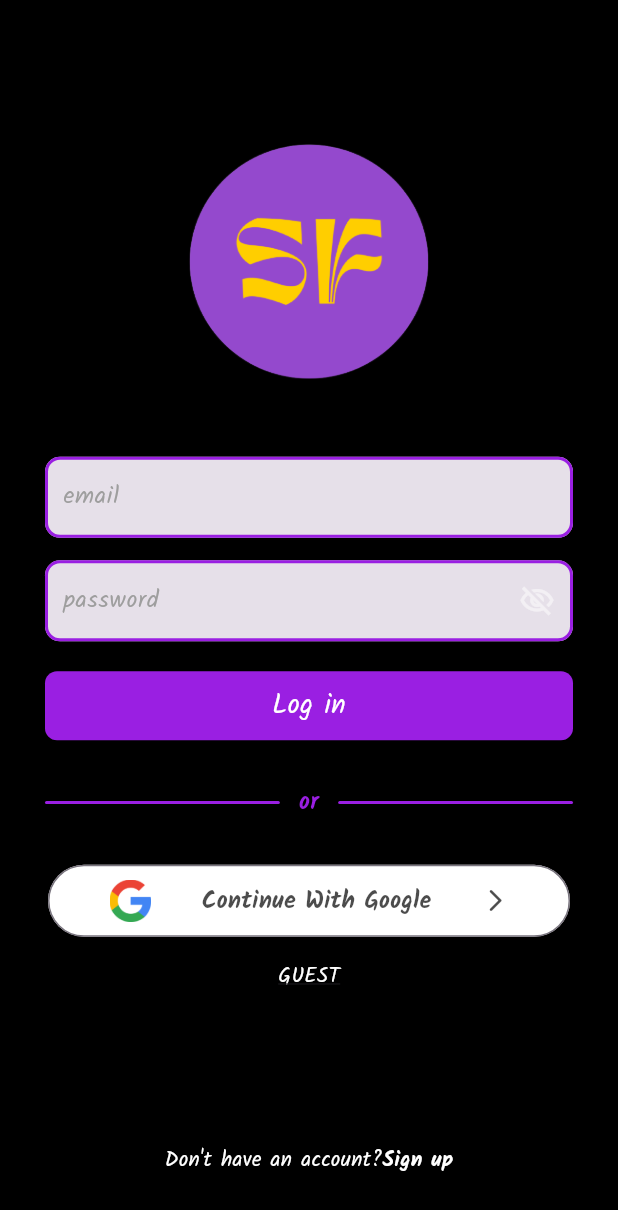
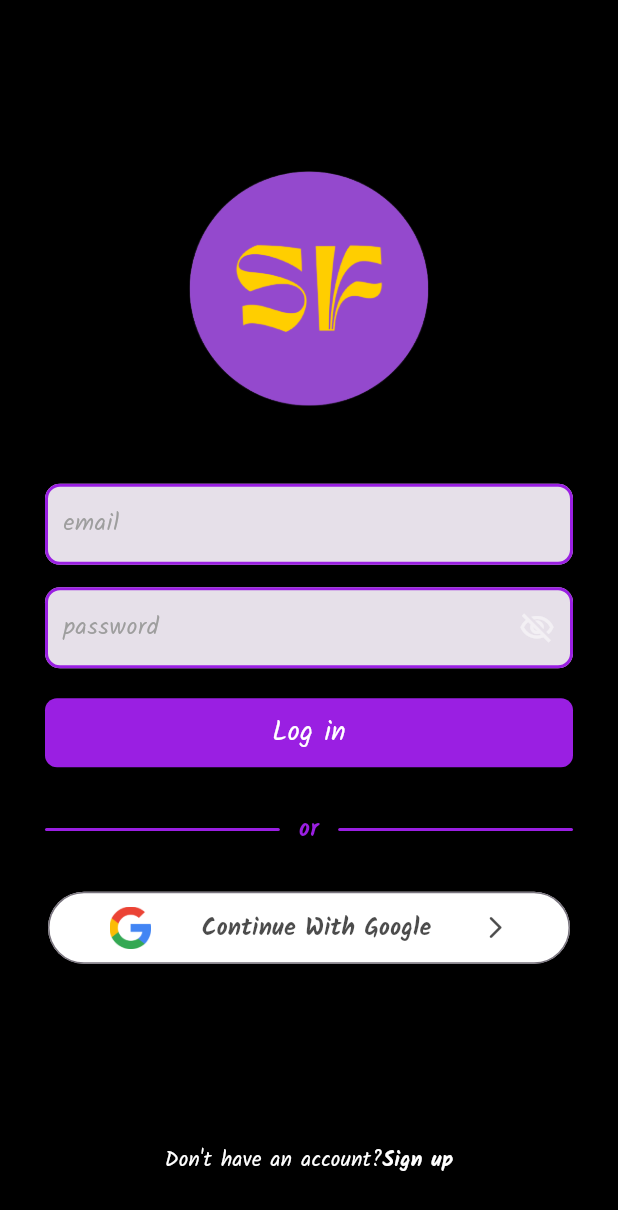
Before and after one commit to mohammed-swafvan/social-flow, a Flutter app: the screen it shows after launch, on a phone screen of 412 x 824 dp. Shown: the top 1210 px of the screen. Run offline on Flutter 3.47's test engine with Material 3 defaults, Android fonts, the light colour scheme and no system bars; our stand-ins replace cloud_firestore, firebase_auth, firebase_core, firebase_storage, google_fonts, google_sign_in and 3 more; accounts and stored records are empty.

Commit message:
guest role removed

```diff
--- a/lib/presentation/screens/login_screen.dart
+++ b/lib/presentation/screens/login_screen.dart
@@ -119,31 +119,6 @@ class LoginScreen extends StatelessWidget {
                       return const GoogleSignInButton();
                     },
                   ),
-                  Padding(
-                    padding: const EdgeInsets.only(top: 16),
-                    child: GestureDetector(
-                        onTap: () {
-                          Navigator.pushReplacement(
-                            context,
-                            MaterialPageRoute(
-                              builder: (context) => const ResponsiveLayout(
-                                mobileScreenLayout: MobileScreenLayout(userId: 'guest'),
-                                webScreenLayout: WebScreenLayout(),
-                              ),
-                            ),
-                          );
-                        },
-                        child: Text(
-                          'GUEST',
-                          style: TextStyle(
-                            decoration: TextDecoration.underline,
-                            decorationStyle: TextDecorationStyle.solid,
-                            fontSize: 14,
-                            fontWeight: FontWeight.w500,
-                            color: kWhiteColor,
-                          ),
-                        )),
-                  ),
                   Flexible(
                     flex: 1,
                     child: Container(),
--- a/lib/presentation/screens/splash_screen.dart
+++ b/lib/presentation/screens/splash_screen.dart
@@ -8,7 +8,6 @@ import 'package:social_flow/presentation/widgets/global_widgets/logo.dart';
 import 'package:social_flow/presentation/widgets/global_widgets/text.dart';
 import 'package:social_flow/responsive/mobile_screen_layout.dart';
 import 'package:social_flow/responsive/responsive_layout_screen.dart';
-import 'package:social_flow/responsive/web_screen_layout.dart';
 
 class SplashScreen extends StatefulWidget {
   const SplashScreen({super.key});
@@ -74,7 +73,9 @@ class Main extends StatelessWidget {
                 mobileScreenLayout: MobileScreenLayout(
                   userId: uid,
                 ),
-                webScreenLayout: const WebScreenLayout(),
+                webScreenLayout: MobileScreenLayout(
+                  userId: uid,
+                ),
               );
             } else if (snapshot.hasError) {
               return Center(
--- a/lib/responsive/responsive_layout_screen.dart
+++ b/lib/responsive/responsive_layout_screen.dart
@@ -30,7 +30,7 @@ class _ResponsiveLayoutState extends State<ResponsiveLayout> {
     return LayoutBuilder(
       builder: (context, constraints) {
         if (constraints.maxWidth > webSreenSize) {
-          return widget.webScreenLayout;
+          return widget.mobileScreenLayout;
         }
         return widget.mobileScreenLayout;
       },
```
